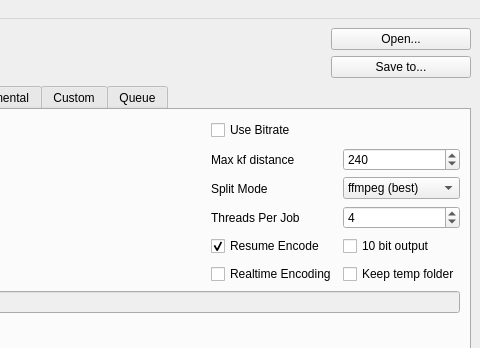
Before: the Qt Designer form qencoder/mainwindow.ui in natis1/qencoder, drawn with Qt 5; both pictures show x 335 to 815 and y 0 to 348 of the 815 by 625 pixel window.
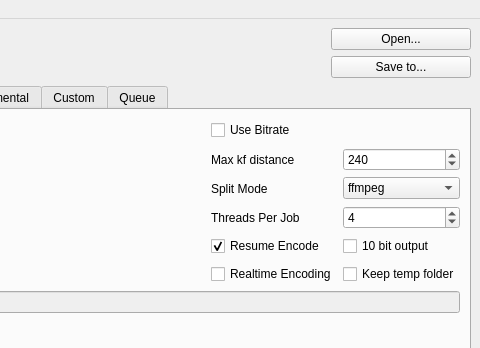
After: the same form once the commit is applied. The open tabs and pages were chosen to show the change.

Commit message: Can now properly kill encode jobs. Reenable split method on restore. remove best from ffmpeg split description and add split method status text

```diff
--- a/qencoder/mainwindow.ui
+++ b/qencoder/mainwindow.ui
@@ -825,7 +825,7 @@
            <widget class="QComboBox" name="comboBox_splitmode">
             <item>
              <property name="text">
-              <string>ffmpeg (best)</string>
+              <string>ffmpeg</string>
              </property>
             </item>
             <item>
```
Left out of the diff: 6 changed lines with no effect on the pictures. The commit also changes 3 other files.
